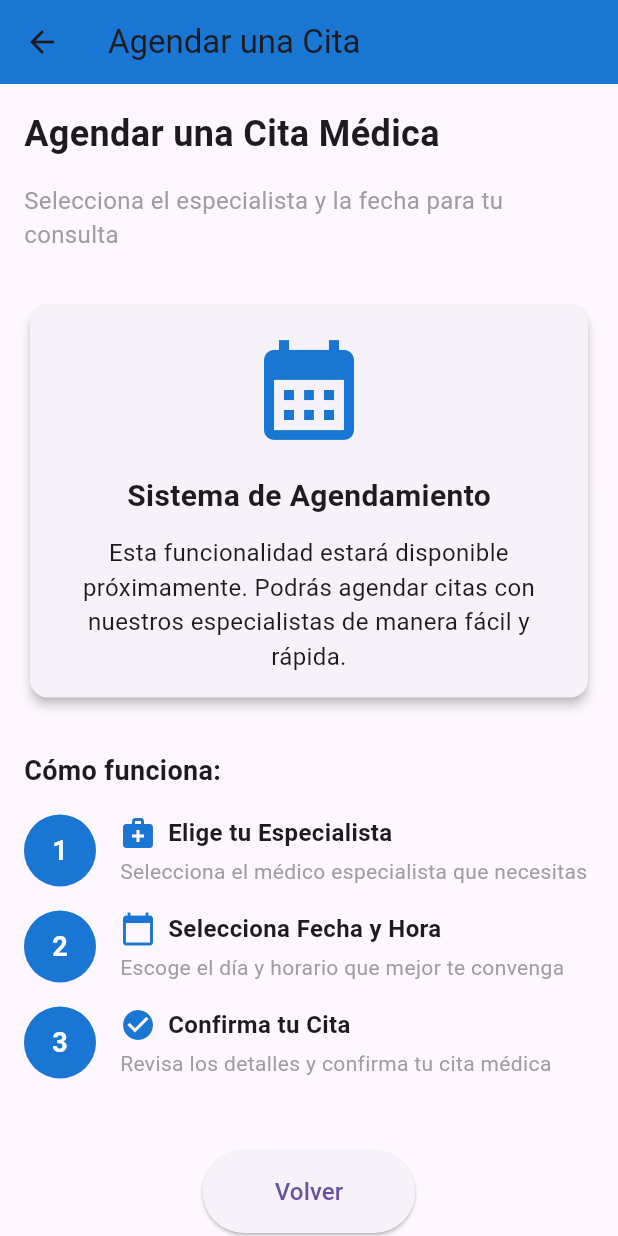
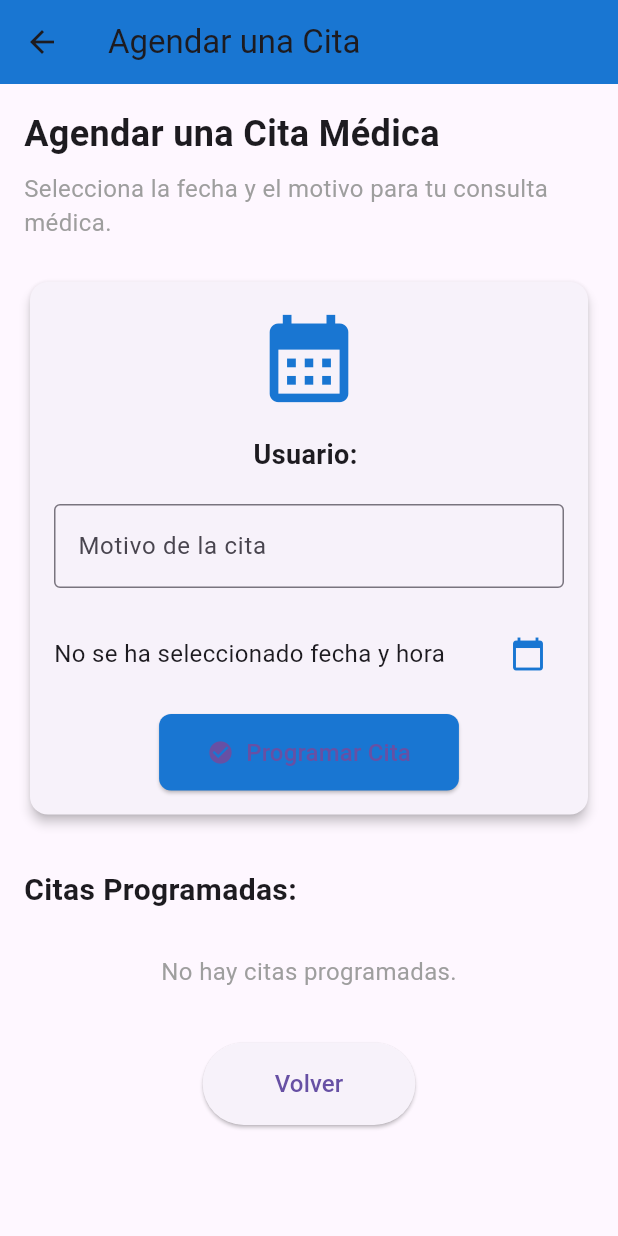
Before and after one commit to Dumpling1902/doctor_appointment, a Flutter app: the ScheduleAppointmentPage screen opened by its route, on a phone screen of 412 x 824 dp. Run offline on Flutter 3.47's test engine with Material 3 defaults, Android fonts, the phone set to English and light mode, and no system bars; our stand-ins replace cloud_firestore, firebase_auth, firebase_core; accounts and stored records are empty.

Commit message:
CRUD_Activity7

```diff
--- a/lib/schedule_appointment_page.dart
+++ b/lib/schedule_appointment_page.dart
@@ -1,8 +1,105 @@
+import 'package:cloud_firestore/cloud_firestore.dart';
+import 'package:firebase_auth/firebase_auth.dart';
 import 'package:flutter/material.dart';
 
-class ScheduleAppointmentPage extends StatelessWidget {
+class ScheduleAppointmentPage extends StatefulWidget {
   const ScheduleAppointmentPage({super.key});
 
+  @override
+  State<ScheduleAppointmentPage> createState() => _ScheduleAppointmentPageState();
+}
+
+class _ScheduleAppointmentPageState extends State<ScheduleAppointmentPage> {
+  final FirebaseFirestore _firestore = FirebaseFirestore.instance;
+  final TextEditingController _motivoController = TextEditingController();
+  String? _nombreUsuario;
+  DateTime? _fechaSeleccionada;
+  String? _citaEnEdicion;
+  @override
+  void initState() {
+    super.initState();
+    _cargarNombreUsuario();
+  }
+  Future<void> _cargarNombreUsuario() async {
+    final user = FirebaseAuth.instance.currentUser;
+    if (user != null) {
+      final doc = await _firestore.collection('usuarios').doc(user.uid).get();
+      if (doc.exists && doc.data() != null) {
+        setState(() {
+          _nombreUsuario = doc.data()!['nombre'] ?? 'Usuario sin nombre';
+        });
+      }
+    }
+  }
+  Future<void> _seleccionarFechaYHora() async {
+    final DateTime? pickedDate = await showDatePicker(
+      context: context,
+      initialDate: _fechaSeleccionada ?? DateTime.now(),
+      firstDate: DateTime.now(),
+      lastDate: DateTime(2030),
+    );
+    if (pickedDate != null) {
+      final TimeOfDay? pickedTime = await showTimePicker(
+        context: context,
+        initialTime: TimeOfDay.fromDateTime(_fechaSeleccionada ?? DateTime.now()),
+      );
+      if (pickedTime != null) {
+        setState(() {
+          _fechaSeleccionada = DateTime(
+            pickedDate.year,
+            pickedDate.month,
+            pickedDate.day,
+            pickedTime.hour,
+            pickedTime.minute,
+          );
+        });
+      }
+    }
+  }
+  Future<void> _guardarCita() async {
+    if (_motivoController.text.isEmpty || _fechaSeleccionada == null) {
+      ScaffoldMessenger.of(context).showSnackBar(
+        const SnackBar(content: Text('Completa todos los campos')),
+      );
+      return;
+    }
+    final data = {
+      'nombreUsuario': _nombreUsuario ?? 'Sin nombre',
+      'motivo': _motivoController.text.trim(),
+      'fechaHora': Timestamp.fromDate(_fechaSeleccionada!),
+      'creadoEn': FieldValue.serverTimestamp(),
+    };
+    if (_citaEnEdicion == null) {
+      await _firestore.collection('citas').add(data);
+      ScaffoldMessenger.of(context).showSnackBar(
+        const SnackBar(content: Text("Cita creada correctamente")),
+      );
+    } else {
+      await _firestore.collection('citas').doc(_citaEnEdicion).update(data);
+      ScaffoldMessenger.of(context).showSnackBar(
+        const SnackBar(content: Text("Cita actualizada")),
+      );
+    }
+    _motivoController.clear();
+    setState(() {
+      _fechaSeleccionada = null;
+      _citaEnEdicion = null;
+    });
+  }
+  Future<void> _eliminarCita(String id) async {
+    await _firestore.collection('citas').doc(id).delete();
+    ScaffoldMessenger.of(context).showSnackBar(
+      const SnackBar(content: Text("Cita eliminada")),
+    );
+  }
+  void _editarCita(String id, Map<String, dynamic> data) {
+    setState(() {
+      _citaEnEdicion = id;
+      _motivoController.text = data['motivo'] ?? '';
+      _fechaSeleccionada =
+          (data['fechaHora'] as Timestamp?)?.toDate() ?? DateTime.now();
+    });
+  }
   @override
   Widget build(BuildContext context) {
     return Scaffold(
@@ -22,90 +119,155 @@ class ScheduleAppointmentPage extends StatelessWidget {
                 fontWeight: FontWeight.bold,
               ),
             ),
-            const SizedBox(height: 16),
+            const SizedBox(height: 8),
             const Text(
-              "Selecciona el especialista y la fecha para tu consulta",
+              "Selecciona la fecha y el motivo para tu consulta médica.",
               style: TextStyle(fontSize: 16, color: Colors.grey),
             ),
-            const SizedBox(height: 32),
-
-            // Información para el usuario
+            const SizedBox(height: 24),
             Card(
               elevation: 3,
+              shape: RoundedRectangleBorder(
+                borderRadius: BorderRadius.circular(12),
+              ),
               child: Padding(
                 padding: const EdgeInsets.all(16.0),
                 child: Column(
                   children: [
-                    Icon(
-                      Icons.calendar_month,
-                      size: 80,
-                      color: Colors.blue[700],
-                    ),
+                    Icon(Icons.calendar_month, size: 70, color: Colors.blue[700]),
                     const SizedBox(height: 16),
-                    const Text(
-                      "Sistema de Agendamiento",
-                      style: TextStyle(
-                        fontSize: 20,
+                    Text(
+                      _nombreUsuario == null
+                          ? "Cargando usuario..."
+                          : "Usuario: $_nombreUsuario",
+                      style: const TextStyle(
+                        fontSize: 18,
                         fontWeight: FontWeight.bold,
                       ),
                     ),
-                    const SizedBox(height: 12),
-                    const Text(
-                      "Esta funcionalidad estará disponible próximamente. "
-                      "Podrás agendar citas con nuestros especialistas de manera fácil y rápida.",
-                      style: TextStyle(fontSize: 16),
-                      textAlign: TextAlign.center,
+                    const SizedBox(height: 20),
+                    TextField(
+                      controller: _motivoController,
+                      decoration: const InputDecoration(
+                        labelText: "Motivo de la cita",
+                        border: OutlineInputBorder(),
+                      ),
+                    ),
+                    const SizedBox(height: 20),
+                    Row(
+                      children: [
+                        Expanded(
+                          child: Text(
+                            _fechaSeleccionada == null
+                                ? 'No se ha seleccionado fecha y hora'
+                                : 'Fecha: ${_fechaSeleccionada!.toLocal()}',
+                            style: const TextStyle(fontSize: 16),
+                          ),
+                        ),
+                        IconButton(
+                          icon: const Icon(Icons.calendar_today),
+                          color: Colors.blue[700],
+                          onPressed: _seleccionarFechaYHora,
+                        ),
+                      ],
+                    ),
+                    const SizedBox(height: 16),
+                    ElevatedButton.icon(
+                      onPressed: _guardarCita,
+                      icon: const Icon(Icons.check_circle),
+                      style: ElevatedButton.styleFrom(
+                        backgroundColor: Colors.blue[700],
+                        padding: const EdgeInsets.symmetric(
+                            horizontal: 32, vertical: 14),
+                        shape: RoundedRectangleBorder(
+                          borderRadius: BorderRadius.circular(8),
+                        ),
+                      ),
+                      label: Text(
+                        _citaEnEdicion == null
+                            ? "Programar Cita"
+                            : "Guardar Cambios",
+                        style: const TextStyle(fontSize: 16),
+                      ),
                     ),
                   ],
                 ),
               ),
             ),
             const SizedBox(height: 32),
-
-            // Pasos del proceso
             const Text(
-              "Cómo funciona:",
-              style: TextStyle(
-                fontSize: 18,
-                fontWeight: FontWeight.bold,
-              ),
+              "Citas Programadas:",
+              style: TextStyle(fontSize: 20, fontWeight: FontWeight.bold),
             ),
-            const SizedBox(height: 16),
-
-            _buildStep(
-              1,
-              "Elige tu Especialista",
-              "Selecciona el médico especialista que necesitas",
-              Icons.medical_services,
+            const SizedBox(height: 12),
+            StreamBuilder<QuerySnapshot>(
+              stream: _firestore
+                  .collection('citas')
+                  .orderBy('fechaHora', descending: false)
+                  .snapshots(),
+              builder: (context, snapshot) {
+                if (!snapshot.hasData) {
+                  return const Center(child: CircularProgressIndicator());
+                }
+                final citas = snapshot.data!.docs;
+                if (citas.isEmpty) {
+                  return const Center(
+                      child: Padding(
+                    padding: EdgeInsets.all(16.0),
+                    child: Text(
+                      "No hay citas programadas.",
+                      style: TextStyle(fontSize: 16, color: Colors.grey),
+                    ),
+                  ));
+                }
+                return ListView.builder(
+                  shrinkWrap: true,
+                  physics: const NeverScrollableScrollPhysics(),
+                  itemCount: citas.length,
+                  itemBuilder: (context, index) {
+                    final cita = citas[index];
+                    final data = cita.data() as Map<String, dynamic>;
+                    final fecha =
+                        (data['fechaHora'] as Timestamp?)?.toDate() ?? DateTime.now();
+                    return Card(
+                      margin: const EdgeInsets.only(bottom: 12),
+                      elevation: 2,
+                      child: ListTile(
+                        leading: const Icon(Icons.event_note, color: Colors.blue),
+                        title: Text(
+                          data['motivo'] ?? 'Sin motivo',
+                          style: const TextStyle(fontWeight: FontWeight.bold),
+                        ),
+                        subtitle: Text(
+                            'Fecha: ${fecha.toLocal()} \nPor: ${data['nombreUsuario'] ?? 'Desconocido'}'),
+                        isThreeLine: true,
+                        trailing: Row(
+                          mainAxisSize: MainAxisSize.min,
+                          children: [
+                            IconButton(
+                              icon: const Icon(Icons.edit, color: Colors.blue),
+                              onPressed: () => _editarCita(cita.id, data),
+                            ),
+                            IconButton(
+                              icon: const Icon(Icons.delete, color: Colors.red),
+                              onPressed: () => _eliminarCita(cita.id),
+                            ),
+                          ],
+                        ),
+                      ),
+                    );
+                  },
+                );
+              },
             ),
-            _buildStep(
-              2,
-              "Selecciona Fecha y Hora",
-              "Escoge el día y horario que mejor te convenga",
-              Icons.calendar_today,
-            ),
-            _buildStep(
-              3,
-              "Confirma tu Cita",
-              "Revisa los detalles y confirma tu cita médica",
-              Icons.check_circle,
-            ),
-
-            const SizedBox(height: 32),
-
-            // Botón de volver
+            const SizedBox(height: 20),
             Center(
               child: ElevatedButton(
-                onPressed: () {
-                  Navigator.pop(context);
-                },
+                onPressed: () => Navigator.pop(context),
                 style: ElevatedButton.styleFrom(
                   padding: const EdgeInsets.symmetric(horizontal: 48, vertical: 16),
                 ),
-                child: const Text(
-                  "Volver",
-                  style: TextStyle(fontSize: 16),
-                ),
+                child: const Text("Volver", style: TextStyle(fontSize: 16)),
               ),
             ),
           ],
@@ -113,58 +275,4 @@ class ScheduleAppointmentPage extends StatelessWidget {
       ),
     );
   }
-
-  Widget _buildStep(int number, String title, String description, IconData icon) {
-    return Padding(
-      padding: const EdgeInsets.only(bottom: 16.0),
-      child: Row(
-        crossAxisAlignment: CrossAxisAlignment.start,
-        children: [
-          CircleAvatar(
-            radius: 24,
-            backgroundColor: Colors.blue[700],
-            child: Text(
-              "$number",
-              style: const TextStyle(
-                color: Colors.white,
-                fontWeight: FontWeight.bold,
-                fontSize: 18,
-              ),
-            ),
-          ),
-          const SizedBox(width: 16),
-          Expanded(
-            child: Column(
-              crossAxisAlignment: CrossAxisAlignment.start,
-              children: [
-                Row(
-                  children: [
-                    Icon(icon, color: Colors.blue[700]),
-                    const SizedBox(width: 8),
-                    Expanded(
-                      child: Text(
-                        title,
-                        style: const TextStyle(
-                          fontSize: 16,
-                          fontWeight: FontWeight.bold,
-                        ),
-                      ),
-                    ),
-                  ],
-                ),
-                const SizedBox(height: 4),
-                Text(
-                  description,
-                  style: const TextStyle(
-                    fontSize: 14,
-                    color: Colors.grey,
-                  ),
-                ),
-              ],
-            ),
-          ),
-        ],
-      ),
-    );
-  }
 }
```
Also changed, not shown: lib/home_page.dart (+1 -8 lines).
